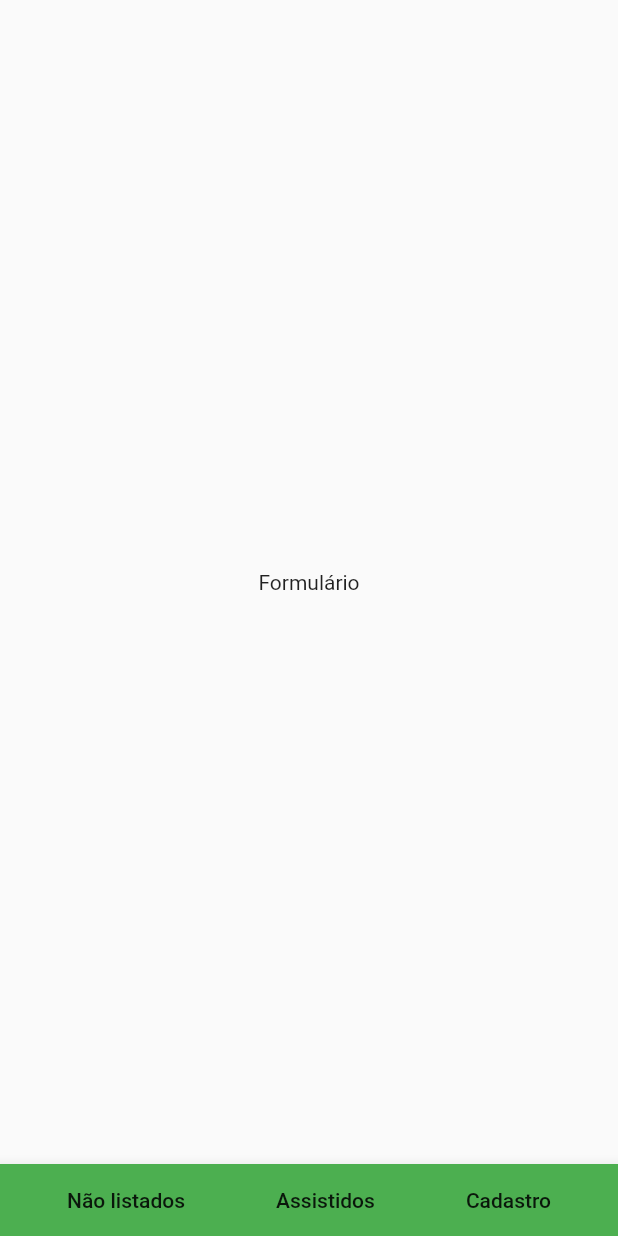
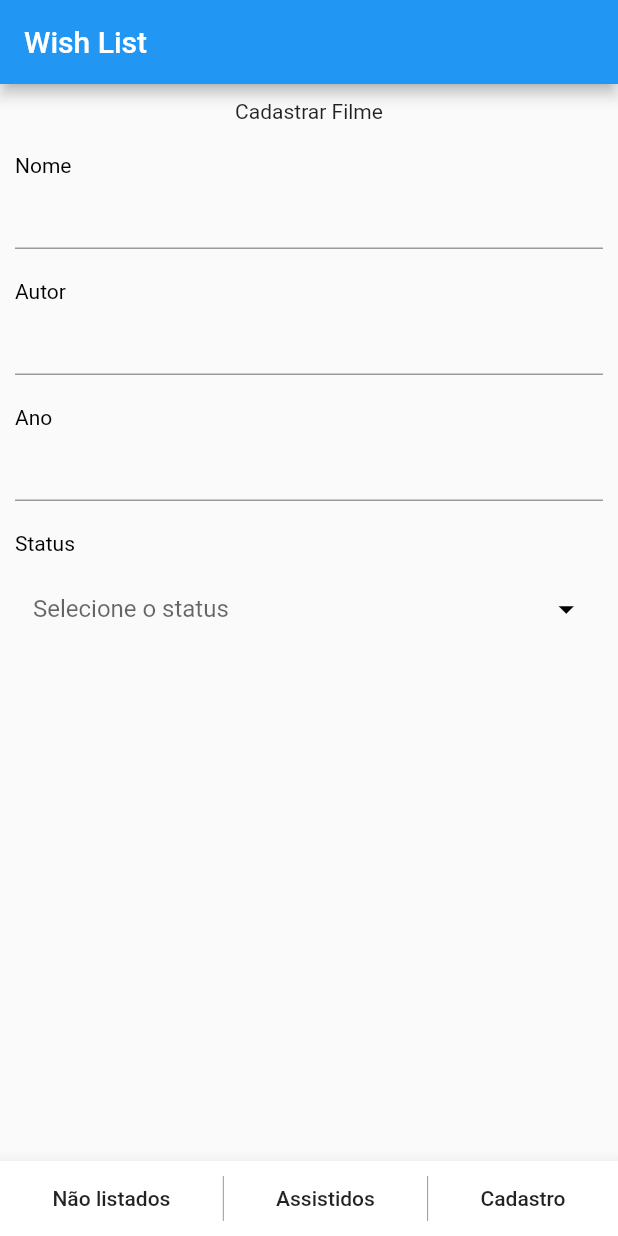
Before and after one commit to leohsmedeiros/WishList, a Flutter app: the screen it shows after launch, swiped to page 3, on a phone screen of 412 x 824 dp. Run offline on Flutter 3.47's test engine with Material 2 defaults, Android fonts, the phone set to English and light mode, and no system bars.

Commit message:
Created form to register movie

```diff
--- a/wish_list/lib/main.dart
+++ b/wish_list/lib/main.dart
@@ -1,4 +1,5 @@
 import 'package:flutter/material.dart';
+import 'package:wishlist/screens/tab_page.dart';
 
 void main() {
   runApp(MyApp());
@@ -15,58 +16,7 @@ class MyApp extends StatelessWidget {
         primarySwatch: Colors.blue,
         visualDensity: VisualDensity.adaptivePlatformDensity,
       ),
-      home: MyHomePage(title: 'Flutter Demo Home Page'),
+      home: TabPage(),
     );
   }
 }
-
-class MyHomePage extends StatefulWidget {
-  MyHomePage({Key key, this.title}) : super(key: key);
-
-  final String title;
-
-  @override
-  _MyHomePageState createState() => _MyHomePageState();
-}
-
-class _MyHomePageState extends State<MyHomePage> {
-  PageController _pageController = PageController(initialPage: 0);
-
-  @override
-  Widget build(BuildContext context) {
-    return Scaffold(
-      bottomNavigationBar: BottomAppBar(
-        color: Colors.green,
-        child: new Row(
-          mainAxisAlignment: MainAxisAlignment.spaceEvenly,
-          children: <Widget>[
-            FlatButton(child: Text("Não listados"), onPressed: () => _pageController.jumpToPage(0),),
-            FlatButton(child: Text("Assistidos"), onPressed: () => _pageController.jumpToPage(1),),
-            FlatButton(child: Text("Cadastro"), onPressed: () => _pageController.jumpToPage(2),),
-
-          ],
-        ),
-      ),
-      body: PageView(
-        controller: _pageController,
-        children: <Widget>[
-          Center(
-            child: Container(
-              child: Text('Não Listados'),
-            ),
-          ),
-          Center(
-            child: Container(
-              child: Text('Listados'),
-            ),
-          ),
-          Center(
-            child: Container(
-              child: Text('Formulário'),
-            ),
-          ),
-        ],
-      ),
-    );
-  }
-}
--- /dev/null
+++ b/wish_list/lib/screens/tab_content_form.dart
@@ -0,0 +1,85 @@
+import 'package:flutter/cupertino.dart';
+import 'package:flutter/material.dart';
+
+class TabContentForm extends StatelessWidget {
+  String _name, _author, _year, _status;
+
+  List dropDownItems = [
+    "Assistido",
+    "Não assistido",
+  ];
+
+
+  @override
+  Widget build(BuildContext context) {
+    return Container(
+      child: Padding(
+        padding: EdgeInsets.all(10.0),
+        child: Column(
+          mainAxisAlignment: MainAxisAlignment.start,
+          children: <Widget>[
+            Text("Cadastrar Filme"),
+
+            SizedBox(height: 20.0,),
+            _label("Nome"),
+            TextField(onChanged: (text) => _name = text,),
+
+            SizedBox(height: 20.0,),
+            _label("Autor"),
+            TextField(onChanged: (text) => _author = text,),
+
+            SizedBox(height: 20.0,),
+            _label("Ano"),
+            TextField(onChanged: (text) => _year = text,),
+
+            SizedBox(height: 20.0,),
+            _label("Status"),
+            _dropdown(context),
+          ],
+        ),
+      ),
+    );
+  }
+
+  _dropdown(BuildContext context) {
+    return Padding(
+      padding: EdgeInsets.all(12.0),
+      child: DropdownButtonHideUnderline(
+        child: DropdownButton(
+          hint: Text(
+            "${_status == null ? 'Selecione o status' : _status}",
+          ),
+          isExpanded: true,
+          iconSize: 25.0,
+          iconEnabledColor: Colors.black,
+          items: dropDownItems.map(
+                (val) {
+              return DropdownMenuItem<String>(
+                value: val,
+                child: Text(val),
+              );
+            },
+          ).toList(),
+          onChanged: (val) {
+            FocusScope.of(context).requestFocus(new FocusNode());
+          },
+        ),
+      ),
+    );
+  }
+
+  _label(text) {
+    return Container(
+      width: double.infinity,
+//      height: 40,
+      child: Align(
+        alignment: Alignment.centerLeft,
+        child: Text(text,
+          style: TextStyle(
+            color: Colors.black,
+          ),
+        ),
+      ),
+    );
+  }
+}
--- /dev/null
+++ b/wish_list/lib/screens/tab_page.dart
@@ -0,0 +1,50 @@
+import 'package:flutter/cupertino.dart';
+import 'package:flutter/material.dart';
+import 'package:wishlist/screens/tab_content_form.dart';
+
+class TabPage extends StatelessWidget {
+  PageController _pageController = PageController(initialPage: 0);
+
+  @override
+  Widget build(BuildContext context) {
+    return Scaffold(
+      appBar: AppBar(
+        title: Text("Wish List"),
+        backgroundColor: Colors.blue,
+      ),
+      bottomNavigationBar: BottomAppBar(
+        elevation: 10,
+        child: Container(
+          height: 50,
+          child: Row(
+            mainAxisAlignment: MainAxisAlignment.spaceEvenly,
+            children: <Widget>[
+              FlatButton(child: Text("Não listados"), onPressed: () => _pageController.jumpToPage(0),),
+              Container(color: Colors.blueGrey, width: 0.5, height: 30,),
+              FlatButton(child: Text("Assistidos"), onPressed: () => _pageController.jumpToPage(1),),
+              Container(color: Colors.blueGrey, width: 0.5, height: 30,),
+              FlatButton(child: Text("Cadastro"), onPressed: () => _pageController.jumpToPage(2),),
+            ],
+          ),
+        ),
+      ),
+      body: PageView(
+        controller: _pageController,
+        children: <Widget>[
+          Center(
+            child: Container(
+              child: Text('Não Listados'),
+            ),
+          ),
+          Center(
+            child: Container(
+              child: Text('Listados'),
+            ),
+          ),
+          TabContentForm(),
+        ],
+      ),
+    );
+  }
+
+}
```
